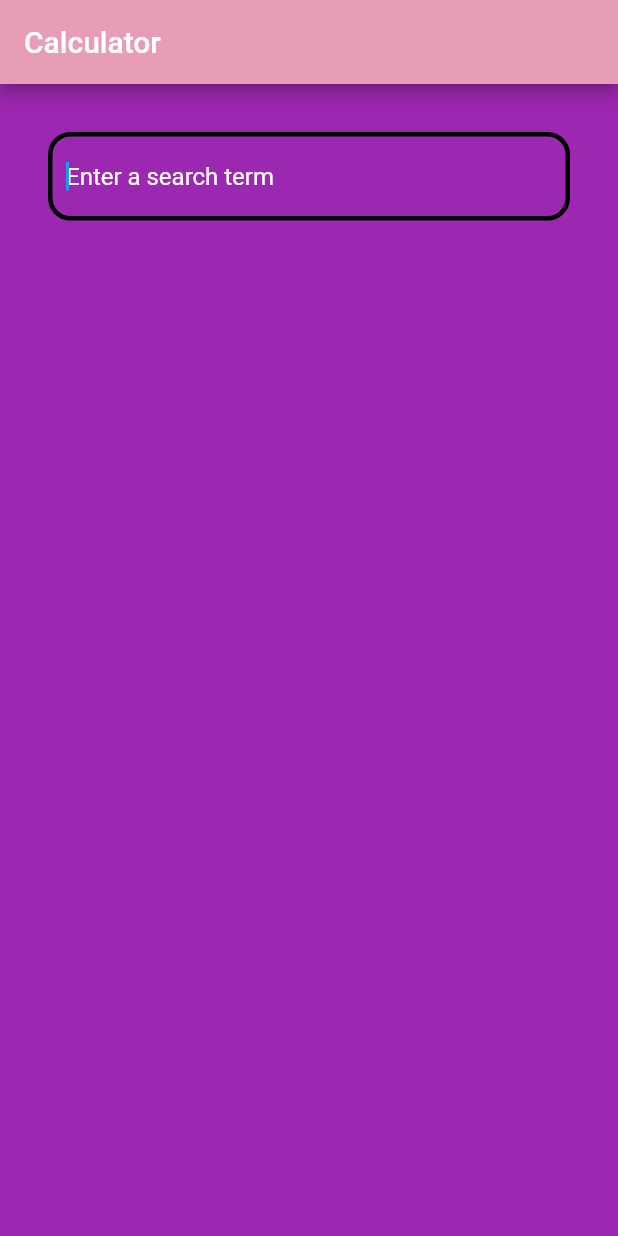
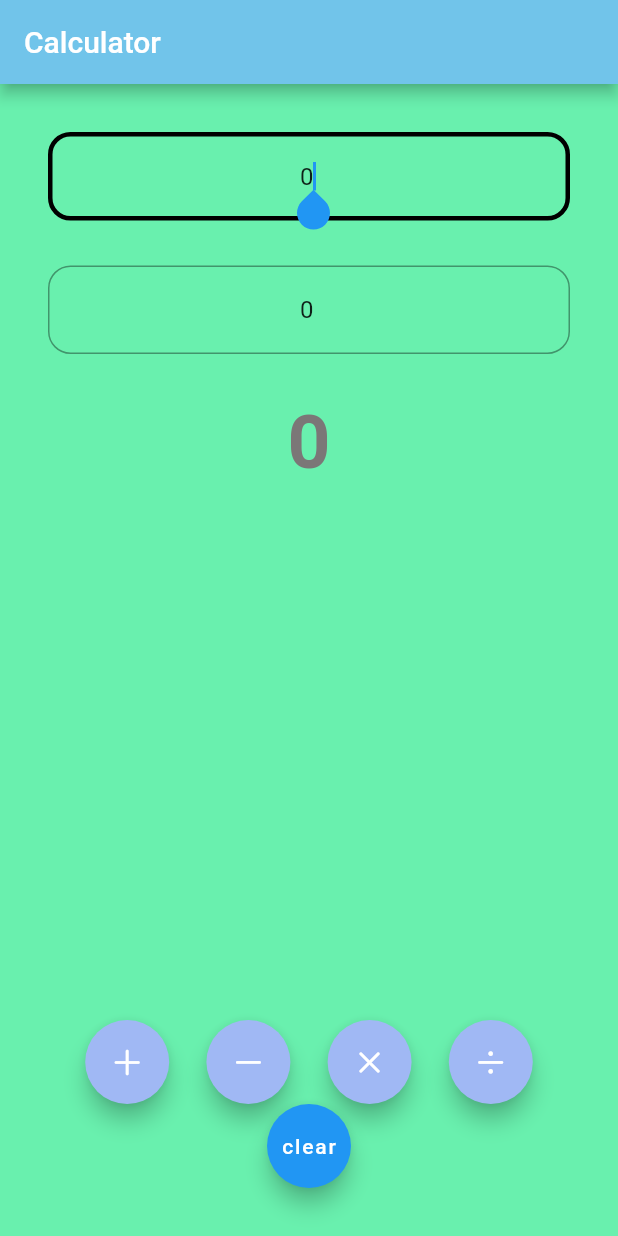
Before and after one commit to DivyankSisodia/calculatorapp, a Flutter app: the screen it shows after launch, on a phone screen of 412 x 824 dp. Run offline on Flutter 3.47's test engine with Material 2 defaults, Android fonts, the phone set to English and light mode, and no system bars.

Commit message:
new concept of initState

```diff
--- a/lib/view/calculator_view.dart
+++ b/lib/view/calculator_view.dart
@@ -1,41 +1,113 @@
+import 'package:flutter/cupertino.dart';
 import 'package:flutter/material.dart';
 
-class CalculatorView extends StatelessWidget {
+class CalculatorView extends StatefulWidget {
   const CalculatorView({super.key});
 
   @override
+  State<CalculatorView> createState() => _CalculatorViewState();
+}
+
+class _CalculatorViewState extends State<CalculatorView> {
+  int x = 0;
+  int y = 0;
+  num z = 0;
+
+  final displayOneController = TextEditingController();
+  final displayTwoController = TextEditingController();
+
+  @override
+  void initState() {
+    // TODO: implement initState
+    super.initState();
+    displayOneController.text = x.toString();
+    displayTwoController.text = y.toString();
+  }
+
+  @override
   Widget build(BuildContext context) {
-    return const Padding(
-      padding: EdgeInsets.all(32.0),
+    return Padding(
+      padding: const EdgeInsets.all(32.0),
       child: Column(
         children: [
-          TextField(
-            textDirection: TextDirection.ltr,
-            keyboardType: TextInputType.number,
-            autofocus: true,
-            decoration: InputDecoration(
-              focusedBorder: OutlineInputBorder(
-                borderSide: BorderSide(
-                  color: Colors.black,
-                  width: 3.0
-                ),
-                borderRadius: BorderRadius.all(Radius.circular(15.0))
-              ),
-              border: OutlineInputBorder(
-                borderSide: BorderSide(
-                  color: Colors.black,
-                  width: 3.0
-                )
-              ),
-              hintText: 'Enter a search term',
-              hintStyle: TextStyle(color: Colors.white,),
-            ),
-            // textAlign: TextAlign.center,
+          CalculatorDisplayOne(
+              hint: 'Enter first number', controller: displayOneController),
+          const SizedBox(
+            height: 30,
           ),
+          CalculatorDisplayOne(
+              hint: 'Enter second number', controller: displayTwoController),
+          const SizedBox(
+            height: 30,
+          ),
+          const Text("0",
+              style: TextStyle(
+                  fontSize: 50,
+                  fontWeight: FontWeight.bold,
+                  color: Color.fromARGB(255, 123, 119, 119))),
+          const Spacer(),
+          Row(
+            mainAxisAlignment: MainAxisAlignment.spaceEvenly,
+            children: [
+              FloatingActionButton(
+                  onPressed: () {},
+                  backgroundColor: const Color.fromARGB(255, 160, 184, 244),
+                  child: const Icon(CupertinoIcons.add)),
+              FloatingActionButton(
+                  onPressed: () {},
+                  backgroundColor: const Color.fromARGB(255, 160, 184, 244),
+                  child: const Icon(CupertinoIcons.minus)),
+              FloatingActionButton(
+                  onPressed: () {},
+                  backgroundColor: const Color.fromARGB(255, 160, 184, 244),
+                  child: const Icon(CupertinoIcons.multiply)),
+              FloatingActionButton(
+                  onPressed: () {},
+                  backgroundColor: const Color.fromARGB(255, 160, 184, 244),
+                  child: const Icon(CupertinoIcons.divide)),
+            ],
+          ),
+          ButtonTheme(
+              minWidth: 300,
+              child: FloatingActionButton(
+                onPressed: () {},
+                child: const Text('clear'),
+              ))
         ],
-        // results
-        // buttons
       ),
     );
   }
 }
+
+class CalculatorDisplayOne extends StatelessWidget {
+  const CalculatorDisplayOne({
+    super.key,
+    this.hint = "enter a number",
+    required this.controller,
+  });
+
+  final String hint;
+  final TextEditingController controller;
+
+  @override
+  Widget build(BuildContext context) {
+    return TextField(
+      controller: controller,
+      textDirection: TextDirection.ltr,
+      keyboardType: TextInputType.number,
+      autofocus: true,
+      decoration: InputDecoration(
+        focusedBorder: const OutlineInputBorder(
+            borderSide: BorderSide(color: Colors.black, width: 3.0),
+            borderRadius: BorderRadius.all(Radius.circular(15.0))),
+        border: const OutlineInputBorder(
+            borderSide: BorderSide(color: Colors.black, width: 3.0),
+            borderRadius: BorderRadius.all(Radius.circular(15.0))),
+        hintText: hint,
+        hintStyle: const TextStyle(
+            color: Colors.white, fontSize: 16, fontWeight: FontWeight.bold),
+      ),
+      textAlign: TextAlign.center,
+    );
+  }
+}
--- a/lib/view/home_view.dart
+++ b/lib/view/home_view.dart
@@ -7,9 +7,9 @@ class HomeView extends StatelessWidget {
   @override
   Widget build(BuildContext context) {
     return Scaffold(
-      backgroundColor: Colors.purple,
+      backgroundColor: Colors.greenAccent,
       appBar: AppBar(
-        backgroundColor: const Color.fromARGB(255, 231, 157, 182),
+        backgroundColor: Color.fromARGB(255, 113, 196, 234),
         title: Text('Calculator'),
       ),
       body: CalculatorView(),
```
